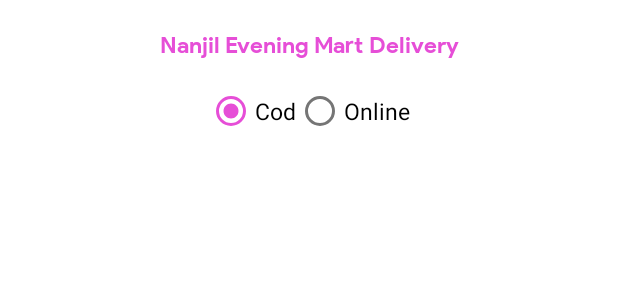
After one commit to NetworkSoftware/NanjilMartDeliveryBoy, an Android app: the layout alert_delivery.xml on its own in the app's theme, with its tools: preview values and no code run, on a phone screen of 412 x 824 dp. The commit adds this screen. Shown: the top 300 px of the screen. Run offline under Robolectric (Android 15) with nearby library versions, the phone set to English and light mode, and no system bars; network calls fail.

Commit message:
gopalcommit10/18

```diff
--- a/app/src/main/java/pro/network/nanjilmartdelivery/app/AppConfig.java
+++ b/app/src/main/java/pro/network/nanjilmartdelivery/app/AppConfig.java
@@ -27,7 +27,6 @@ import java.util.regex.Pattern;
 
 public class AppConfig {
 
-
     public static final String mypreference = "mypref";
     public static final String name = "name";
     public static final String user_id = "user_id";
@@ -38,6 +37,7 @@ public class AppConfig {
     public static final String password = "password";
     public static final String shopId = "shopId";
     //NetworkSoftware
+   // public static final String ip = "http://192.168.43.217:8098/prisma/nanjilmart";
    // public static final String ip = "http://192.168.1.204:8098/prisma/nanjilmart";
     public static final String ip = "http://thestockbazaar.com/prisma/nanjilmart";
     public static final String delivery_id = "delivery_id";
--- a/app/src/main/java/pro/network/nanjilmartdelivery/product/OrderAdapter.java
+++ b/app/src/main/java/pro/network/nanjilmartdelivery/product/OrderAdapter.java
@@ -15,6 +15,7 @@ import androidx.recyclerview.widget.RecyclerView;
 
 import java.util.ArrayList;
 import java.util.List;
+import java.util.Locale;
 
 import pro.network.nanjilmartdelivery.R;
 import pro.network.nanjilmartdelivery.app.AppConfig;
@@ -124,6 +125,8 @@ public class OrderAdapter extends RecyclerView.Adapter<OrderAdapter.MyViewHolder
             }
         });
 
+        holder.payProgress.setText(order.paymentProgress.toUpperCase(Locale.ROOT));
+
     }
 
     @Override
@@ -182,7 +185,7 @@ public class OrderAdapter extends RecyclerView.Adapter<OrderAdapter.MyViewHolder
 
     public class MyViewHolder extends RecyclerView.ViewHolder {
         public TextView name, price, status, quantity,
-                phone, orderedOn,gstAmt, address, reason,order_id,location,subProduct;
+                phone, orderedOn,gstAmt,payProgress, address, reason,order_id,location,subProduct;
         public ImageView thumbnail;
         public RecyclerView cart_sub_list;
         Button deliveredBtn, whatsapp, call,
@@ -211,6 +214,7 @@ public class OrderAdapter extends RecyclerView.Adapter<OrderAdapter.MyViewHolder
             trackOrder = view.findViewById(R.id.trackOrder);
             bill = view.findViewById(R.id.bill);
             location = view.findViewById(R.id.location);
+            payProgress = view.findViewById(R.id.payProgress);
 
 
         }
--- /dev/null
+++ b/app/src/main/res/layout/alert_delivery.xml
@@ -0,0 +1,68 @@
+<?xml version="1.0" encoding="utf-8"?>
+<LinearLayout xmlns:android="http://schemas.android.com/apk/res/android"
+    android:layout_width="fill_parent"
+    android:layout_height="wrap_content"
+    android:layout_gravity="top"
+    android:gravity="center"
+    android:orientation="vertical">
+
+    <LinearLayout
+        android:layout_width="match_parent"
+        android:layout_height="wrap_content"
+        android:layout_gravity="center_vertical"
+        android:layout_marginLeft="8dp"
+        android:layout_marginTop="20dp"
+        android:layout_marginRight="8dp"
+        android:layout_marginBottom="20dp"
+        android:orientation="vertical">
+
+        <LinearLayout
+            android:layout_width="fill_parent"
+            android:layout_height="wrap_content"
+            android:orientation="vertical">
+
+            <TextView
+                android:layout_width="match_parent"
+                android:layout_height="wrap_content"
+                android:layout_gravity="center"
+                android:fontFamily="@font/sans_bold"
+                android:gravity="center"
+                android:text="@string/app_name"
+                android:textColor="@color/colorPrimary"
+                android:textSize="15dp" />
+
+            <RadioGroup
+                android:layout_width="match_parent"
+                android:layout_height="wrap_content"
+                android:layout_gravity="center_horizontal"
+                android:gravity="center"
+                android:layout_marginTop="10dp"
+                android:orientation="horizontal">
+
+                <RadioButton
+                    android:layout_width="wrap_content"
+                    android:layout_height="wrap_content"
+                    android:text="Cod"
+                    android:id="@+id/cod"
+                    android:layout_gravity="center_horizontal"
+                    android:checked="true"
+                    android:textSize="15dp" />
+
+                <RadioButton
+                    android:layout_width="wrap_content"
+                    android:layout_height="wrap_content"
+                    android:text="Online"
+                    android:id="@+id/online"
+                    android:layout_gravity="center_horizontal"
+                    android:checked="false"
+                    android:textSize="15dp" />
+            </RadioGroup>
+
+
+        </LinearLayout>
+
+
+    </LinearLayout>
+
+
+</LinearLayout>
--- a/app/src/main/res/xml/network_security_config.xml
+++ b/app/src/main/res/xml/network_security_config.xml
@@ -2,6 +2,7 @@
 <network-security-config>
     <domain-config cleartextTrafficPermitted="true">
         <domain includeSubdomains="true">thestockbazaar.com</domain>
+        <domain includeSubdomains="true">192.168.43.217</domain>
         <domain includeSubdomains="true">192.168.1.204</domain>
     </domain-config>
 </network-security-config>
```
Also changed, not shown: app/src/main/java/pro/network/nanjilmartdelivery/app/FirebaseMessageReceiver.java (+24 -3 lines), app/src/main/java/pro/network/nanjilmartdelivery/product/MainActivityOrder.java (+69 -28 lines), app/src/main/java/pro/network/nanjilmartdelivery/product/Order.java (+18 -0 lines), app/src/main/res/layout/content_mainorder.xml (+8 -0 lines), app/src/main/res/layout/order_row_item.xml (+18 -1 lines), app/src/main/res/values/styles.xml (+12 -0 lines), 2 other files.
